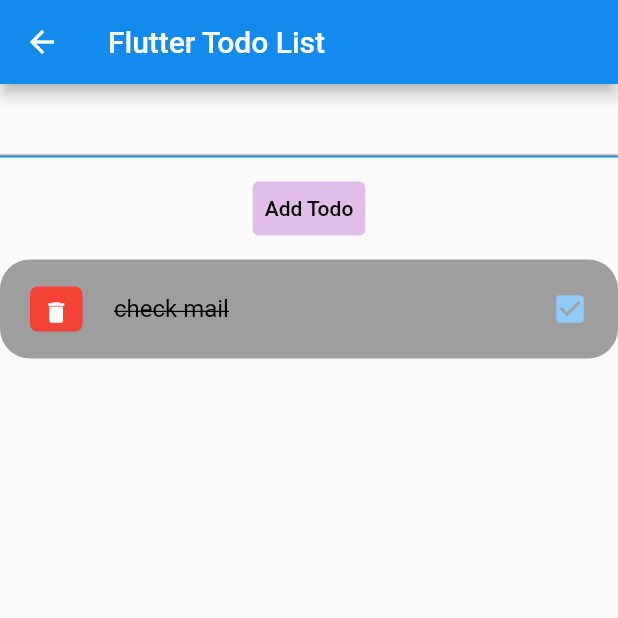
After one commit to flutterexcel/medha_new, a Flutter app: the MyPage4 screen opened directly, on a phone screen of 412 x 824 dp, the top half of it. The commit adds this screen. Run offline on Flutter 3.47's test engine with Material 2 defaults, Android fonts, the phone set to English and light mode, and no system bars; network calls fail; statements that could not run were skipped; key blocks and very long unbroken strings in the code were emptied for the run.

Commit message:
today changed

```diff
--- a/flutter_application_1/lib/main.dart
+++ b/flutter_application_1/lib/main.dart
@@ -1,5 +1,6 @@
 import 'package:flutter/material.dart';
 import 'package:flutter_application_1/page2.dart';
+import 'package:flutter_application_1/page_4.dart';
 
 void main() {
   runApp(const MyApp());
@@ -41,8 +42,6 @@ class _MyHomePageState extends State<MyHomePage> {
     'WhereAbout',
     'frisking'
   ];
-  @override
-  Widget build(BuildContext context) {
   List<String> arr = [
     'https://cdn.pixabay.com/photo/2023/03/05/16/20/sea-7831815_1280.jpg',
     'https://media.istockphoto.com/id/1133046601/photo/light-underwater.jpg?s=1024x1024&w=is&k=20&c=1SIqZyje1Ifto1Vta68M29Q5c_5OzUDWG1HXt_ZN9VU=',
@@ -63,6 +62,8 @@ class _MyHomePageState extends State<MyHomePage> {
     'https://media.istockphoto.com/id/1363145508/photo/tourists-and-trackers-share-open-topped-jeep-off-road-4x4-for-animal-viewing-in-kanha.jpg?s=1024x1024&w=is&k=20&c=7aYHV2lgWuoqQTqTy5qtfYVSQG17_R_IhKjAF_aVG6E=',
     'https://media.istockphoto.com/id/645313880/photo/flower-garden.jpg?s=1024x1024&w=is&k=20&c=tr7lILhHVvf0UM-zm2pLQAChq3BpY-JUa-n-M4btC_Y=',
   ];
+  @override
+  Widget build(BuildContext context) {
     return Scaffold(
       appBar: AppBar(
         backgroundColor: Colors.purple.shade200,
@@ -88,7 +89,12 @@ class _MyHomePageState extends State<MyHomePage> {
           ),
         ),
         actions: [
-          Padding(
+          GestureDetector(
+            onTap: () {
+              Navigator.push(
+                  context, MaterialPageRoute(builder: (context) => MyPage4()));
+            },
+            child: Padding(
               padding: const EdgeInsets.all(15.0),
               child: Container(
                 height: 50,
@@ -101,6 +107,7 @@ class _MyHomePageState extends State<MyHomePage> {
                     fit: BoxFit.cover,
                   ),
                   borderRadius: BorderRadius.circular(12),
+                ),
               ),
             ),
           ),
--- /dev/null
+++ b/flutter_application_1/lib/page_4.dart
@@ -0,0 +1,92 @@
+import 'package:flutter/material.dart';
+
+class MyPage4 extends StatefulWidget {
+  const MyPage4({super.key});
+  State<StatefulWidget> createState() => _MyApp4();
+}
+
+class _MyApp4 extends State<MyPage4> {
+  final mycontroller = TextEditingController();
+  final List<String> todos = <String>[];
+
+  @override
+  Widget build(BuildContext context) {
+    return Scaffold(
+      appBar: AppBar(
+        backgroundColor: const Color.fromARGB(255, 19, 139, 238),
+        title: Text('Flutter Todo List'),
+      ),
+      body: SingleChildScrollView(
+        child: Column(
+          children: [
+            Container(
+              decoration: BoxDecoration(
+                border: Border(
+                  bottom: BorderSide(color: Color.fromARGB(255, 19, 139, 238)),
+                ),
+              ),
+              child: TextField(
+                controller: mycontroller,
+              ),
+            ),
+            SizedBox(
+              height: 10,
+            ),
+            Column(
+              children: [
+                TextButton(
+                    style: ButtonStyle(
+                      backgroundColor: MaterialStateProperty.all<Color>(
+                          Colors.purple.shade100),
+                    ),
+                    onPressed: () {},
+                    child: Text(
+                        style: TextStyle(color: Colors.black), 'Add Todo')),
+                SizedBox(
+                  height: 10,
+                ),
+                Container(
+                  child: ListTile(
+                    onTap: () {print('clicked on the tile')},
+                    shape: RoundedRectangleBorder(
+                        borderRadius: BorderRadius.circular(20)),
+                    contentPadding:
+                        EdgeInsets.symmetric(horizontal: 20, vertical: 5),
+                    tileColor: Colors.grey,
+                    leading: Container(
+                      padding: EdgeInsets.all(0),
+                      margin: EdgeInsets.symmetric(vertical: 12),
+                      height: 30,
+                      width: 35,
+                      decoration: BoxDecoration(
+                          color: Colors.red,
+                          borderRadius: BorderRadius.circular(5)),
+                      child: IconButton(
+                          onPressed: (){
+                            print('clicked on delete item ');
+                          },
+                          color: Colors.white,
+                          iconSize: 18,
+                          icon: Icon(Icons.delete)),
+                    ),
+                    title: Text(
+                      'check mail',
+                      style: TextStyle(
+                          fontSize: 16,
+                          color: Colors.black,
+                          decoration: TextDecoration.lineThrough),
+                    ),
+                    trailing: Icon(
+                      Icons.check_box,
+                      color: Colors.blue.shade200,
+                    ),
+                  ),
+                )
+              ],
+            ),
+          ],
+        ),
+      ),
+    );
+  }
+}
--- /dev/null
+++ b/flutter_application_1/lib/todo.dart
@@ -0,0 +1,10 @@
+class Todo {
+  String? id;
+  String? todoText;
+  bool isDone;
+
+Todo({
+  required this.id,
+});
+
+}
```
Lines whose indentation alone changed are shown as unchanged.
